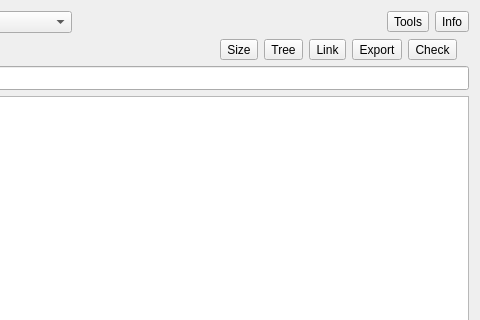
First picture: the form in src/remote_widget.ui, repository holazt/RcloneBrowser, before the edit; both pictures show x 623 to 1103 and y 0 to 320 of the 1103 by 552 pixel window.
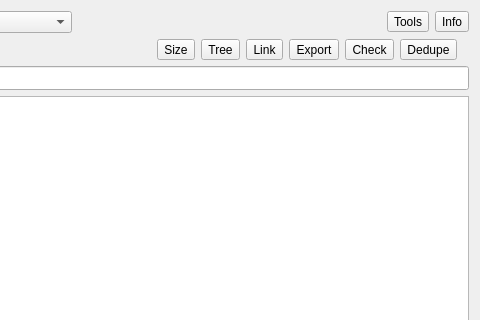
Second picture: the form after the edit.

Commit message: added dedupe for Google drive

```diff
--- a/src/remote_widget.ui
+++ b/src/remote_widget.ui
@@ -372,6 +372,16 @@
             </property>
            </widget>
           </item>
+          <item>
+           <widget class="QToolButton" name="buttonDedupe">
+            <property name="text">
+             <string>Dedupe</string>
+            </property>
+            <property name="toolButtonStyle">
+             <enum>Qt::ToolButtonTextUnderIcon</enum>
+            </property>
+           </widget>
+          </item>
          </layout>
         </widget>
        </item>
```
Left out of the diff: 8 changed lines with no effect on the pictures. The commit also changes 9 other files.
